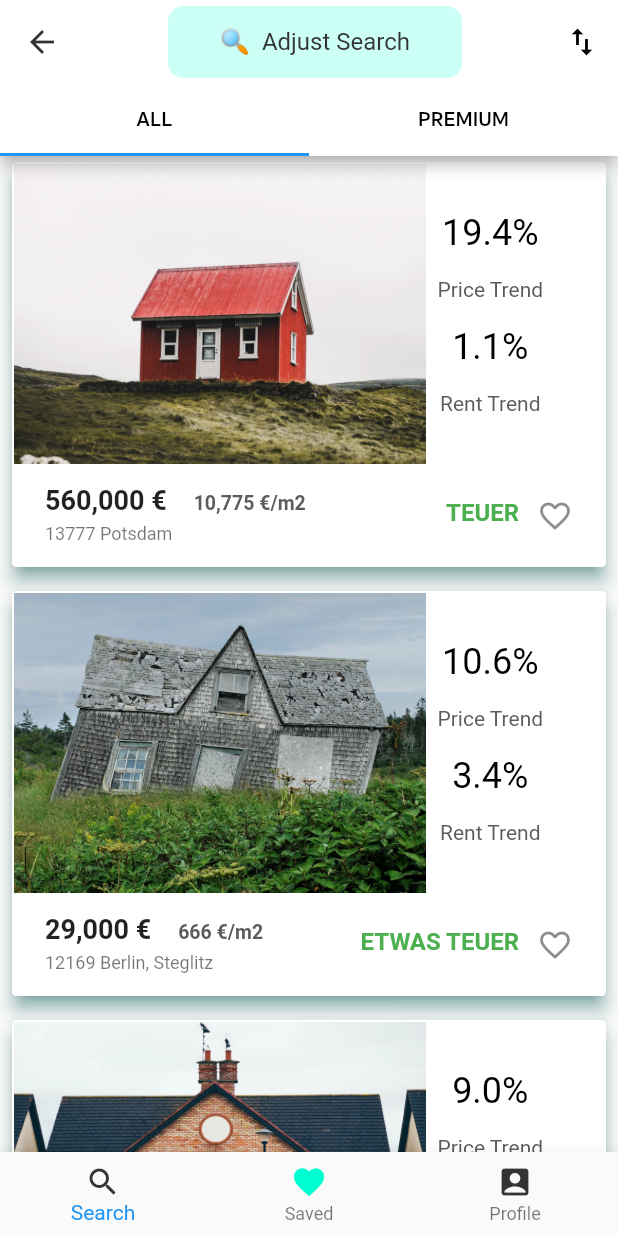
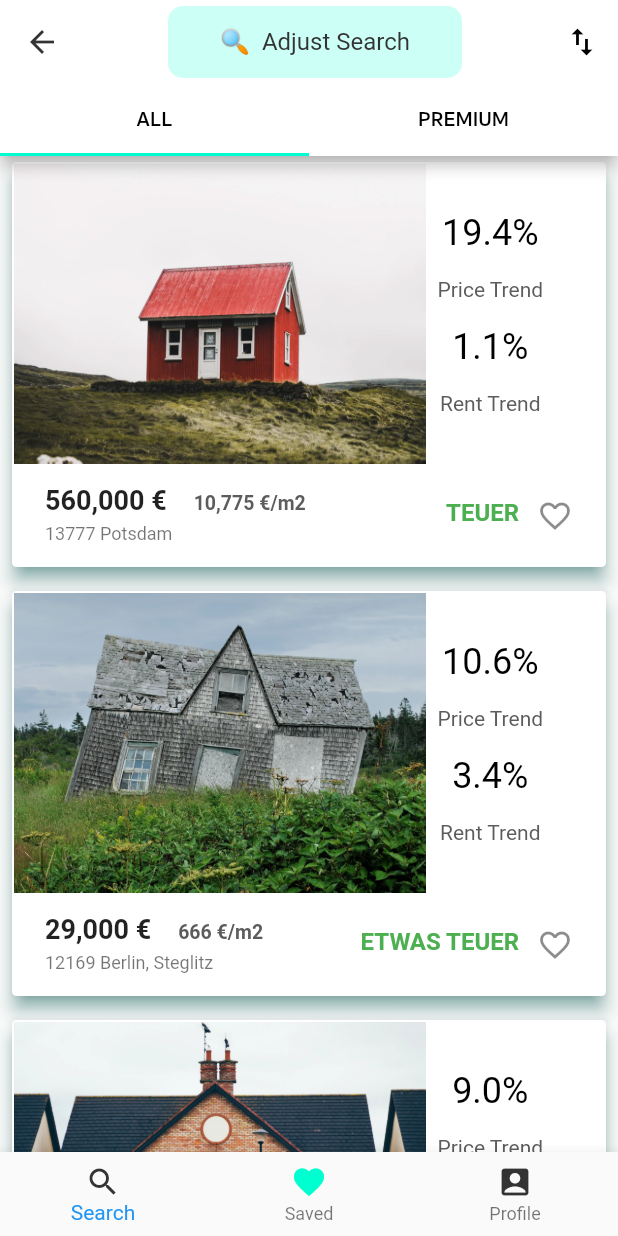
Before and after one commit to natgrett/immo_result, a Flutter app: the SearchSheet screen opened directly, scrolled down 576 dp, on a phone screen of 412 x 824 dp. Run offline on Flutter 3.47's test engine with Material 2 defaults, Android fonts, the phone set to English and light mode, and no system bars; our stand-ins replace curved_navigation_bar, font_awesome_flutter.

Commit message:
from Alina

```diff
--- a/lib/resultsListScreen.dart
+++ b/lib/resultsListScreen.dart
@@ -132,7 +132,7 @@ class SearchSheet extends StatelessWidget {
                             decoration: new BoxDecoration(
                               image: new DecorationImage(
                                 image: AssetImage(house.houseImage),
-                                fit: BoxFit.cover,
+                                fit: BoxFit.fill,
                               ),
                             ),
                             child: InkWell(
@@ -280,6 +280,7 @@ class SearchSheet extends StatelessWidget {
                   }),
             ],
             bottom: TabBar(
+              indicatorColor: Color(0xff00ffd0),
               tabs: [
                 Tab(
                   child: Text('ALL',
```
